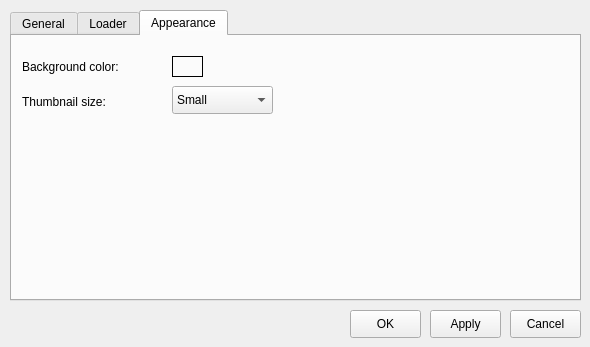
Qt form settingsdialog.ui (do-i/thumbgrid) before a commit.
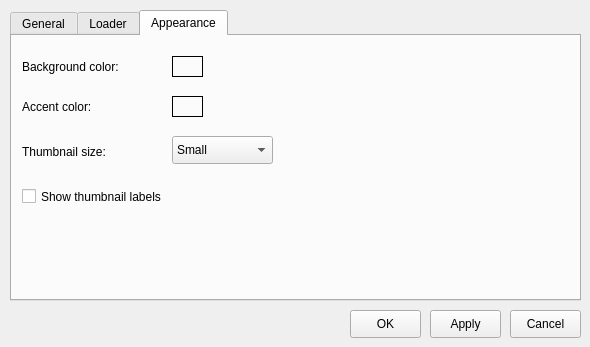
The same form after that commit. The open tabs and pages were chosen to show the change. Custom widgets are drawn as their Qt base class.

Commit message: configurable accent color add option to disable thumbnail labels thumbnails now show filename

```diff
--- a/settingsdialog.ui
+++ b/settingsdialog.ui
@@ -448,7 +448,7 @@
      <property name="geometry">
       <rect>
        <x>10</x>
-       <y>50</y>
+       <y>100</y>
        <width>141</width>
        <height>31</height>
       </rect>
@@ -461,7 +461,7 @@
      <property name="geometry">
       <rect>
        <x>160</x>
-       <y>50</y>
+       <y>100</y>
        <width>101</width>
        <height>28</height>
       </rect>
@@ -487,6 +487,51 @@
       </property>
      </item>
     </widget>
+    <widget class="ClickableLabel" name="accentColorLabel">
+     <property name="geometry">
+      <rect>
+       <x>160</x>
+       <y>60</y>
+       <width>31</width>
+       <height>21</height>
+      </rect>
+     </property>
+     <property name="frameShape">
+      <enum>QFrame::Box</enum>
+     </property>
+     <property name="text">
+      <string/>
+     </property>
+    </widget>
+    <widget class="QLabel" name="accentColorTextLabel">
+     <property name="geometry">
+      <rect>
+       <x>10</x>
+       <y>60</y>
+       <width>141</width>
+       <height>21</height>
+      </rect>
+     </property>
+     <property name="text">
+      <string>Accent color:</string>
+     </property>
+    </widget>
+    <widget class="QCheckBox" name="thumbnailLabelsCheckBox">
+     <property name="geometry">
+      <rect>
+       <x>10</x>
+       <y>150</y>
+       <width>271</width>
+       <height>21</height>
+      </rect>
+     </property>
+     <property name="text">
+      <string>Show thumbnail labels</string>
+     </property>
+     <property name="checked">
+      <bool>false</bool>
+     </property>
+    </widget>
    </widget>
   </widget>
   <widget class="QPushButton" name="pushButton">
```
Left out of the diff: 32 changed lines with no effect on the pictures. The commit also changes 11 other files.
